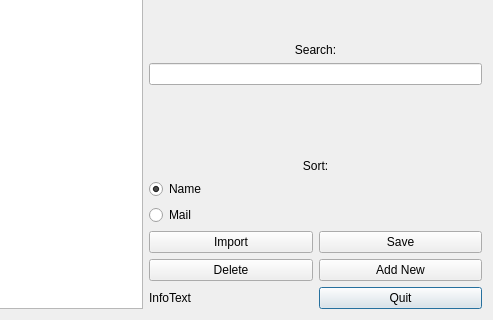
First picture: the form in UIMailsDialog.ui, repository Albazos/Kuchen, before the edit; both pictures show x 201 to 694 and y 89 to 409 of the 694 by 409 pixel window.
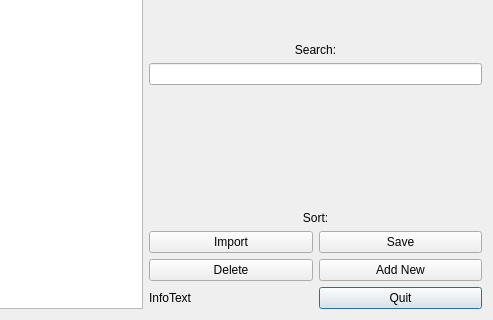
Second picture: the form after the edit.

Commit message: headers and radio buttons are now  flexible and dynamic created

Diff of the .ui file:
```diff
--- a/UIMailsDialog.ui
+++ b/UIMailsDialog.ui
@@ -52,26 +52,6 @@
              </property>
             </widget>
            </item>
-           <item>
-            <widget class="QRadioButton" name="rbnName">
-             <property name="enabled">
-              <bool>true</bool>
-             </property>
-             <property name="text">
-              <string>Name</string>
-             </property>
-             <property name="checked">
-              <bool>true</bool>
-             </property>
-            </widget>
-           </item>
-           <item>
-            <widget class="QRadioButton" name="rbnMail">
-             <property name="text">
-              <string>Mail</string>
-             </property>
-            </widget>
-           </item>
           </layout>
          </item>
          <item>
```
The commit also changes 26 other files.
